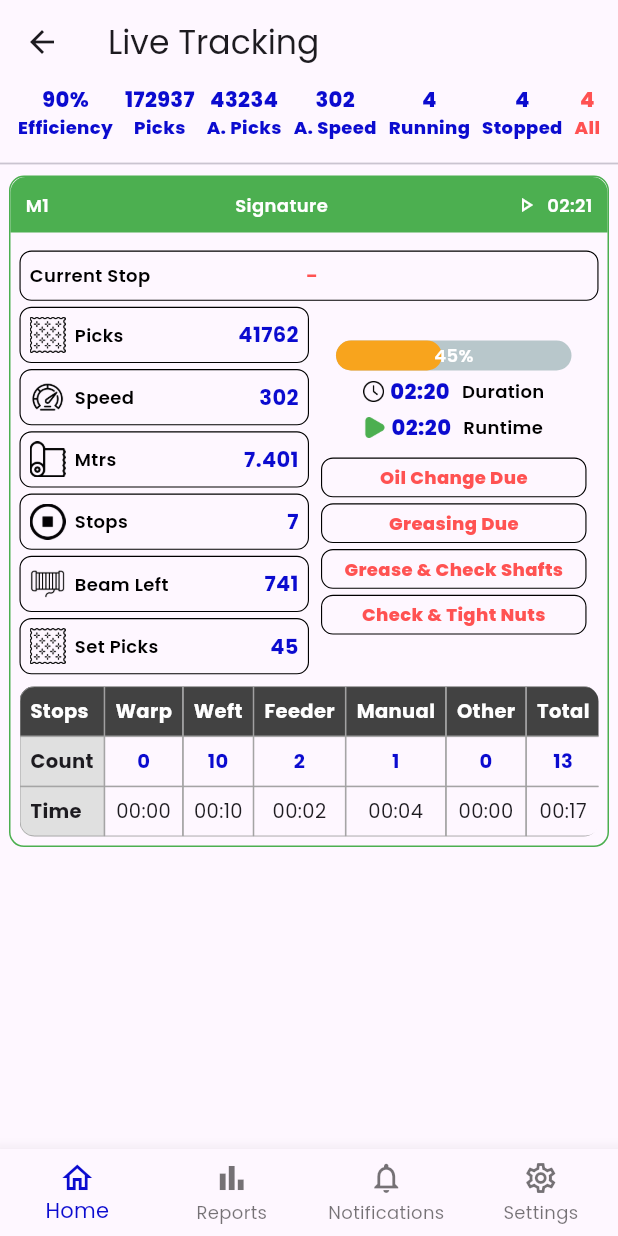
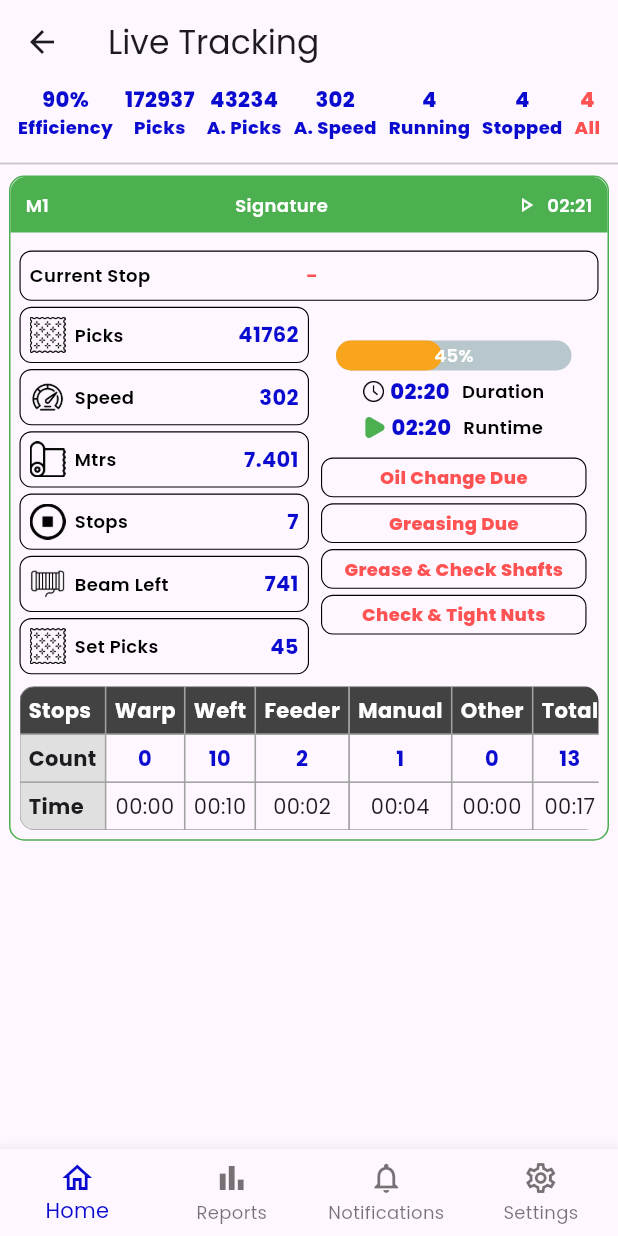
Before and after one commit to ParthDhankecha/trackweaving-app, a Flutter app: the HomeScreen screen opened directly, on a phone screen of 412 x 824 dp. Run offline on Flutter 3.47's test engine with Material 3 defaults, Android fonts, the phone set to English and light mode, and no system bars; drawn by our look-alikes of percent_indicator; our stand-ins replace get, google_fonts, shared_preferences; accounts and stored records are empty.

```diff
--- a/lib/screens/dashboard/widgets/stop_table.dart
+++ b/lib/screens/dashboard/widgets/stop_table.dart
@@ -16,7 +16,7 @@ class StopDataTable extends StatelessWidget {
       'Total': {'count': 13, 'time': '00:17'},
     };
 
-    const double cellPadding = 6.7;
+    const double cellPadding = 5.5;
 
     // A reusable function for creating styled table cells
     Widget buildTableCell({
@@ -38,7 +38,7 @@ class StopDataTable extends StatelessWidget {
           style: TextStyle(
             color: textColor,
             fontWeight: fontWeight,
-            fontSize: 13,
+            fontSize: 14,
           ),
         ),
       );
```
